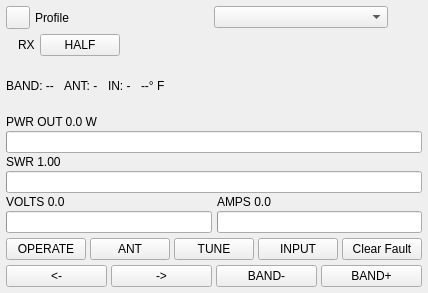
Above: ui/AmplifierWidget.ui from aa5sh/QLog before the change. Below: the same form after it.
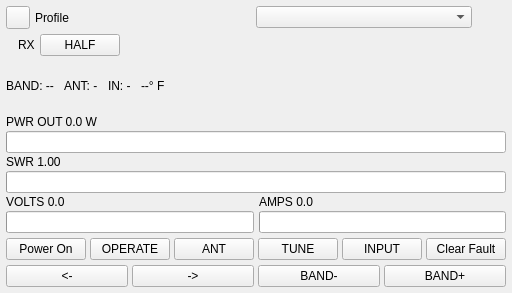
That is the form after the change.

```diff
--- a/ui/AmplifierWidget.ui
+++ b/ui/AmplifierWidget.ui
@@ -289,6 +289,12 @@
      <property name="spacing">
       <number>4</number>
      </property>
+     <item>
+      <widget class="QPushButton" name="powerButton">
+       <property name="text"><string>Power On</string></property>
+       <property name="toolTip"><string>Turn the KPA500 on or off. The rear panel power switch must be on.</string></property>
+      </widget>
+     </item>
      <item>
       <widget class="QPushButton" name="standbyButton">
        <property name="text">
```
